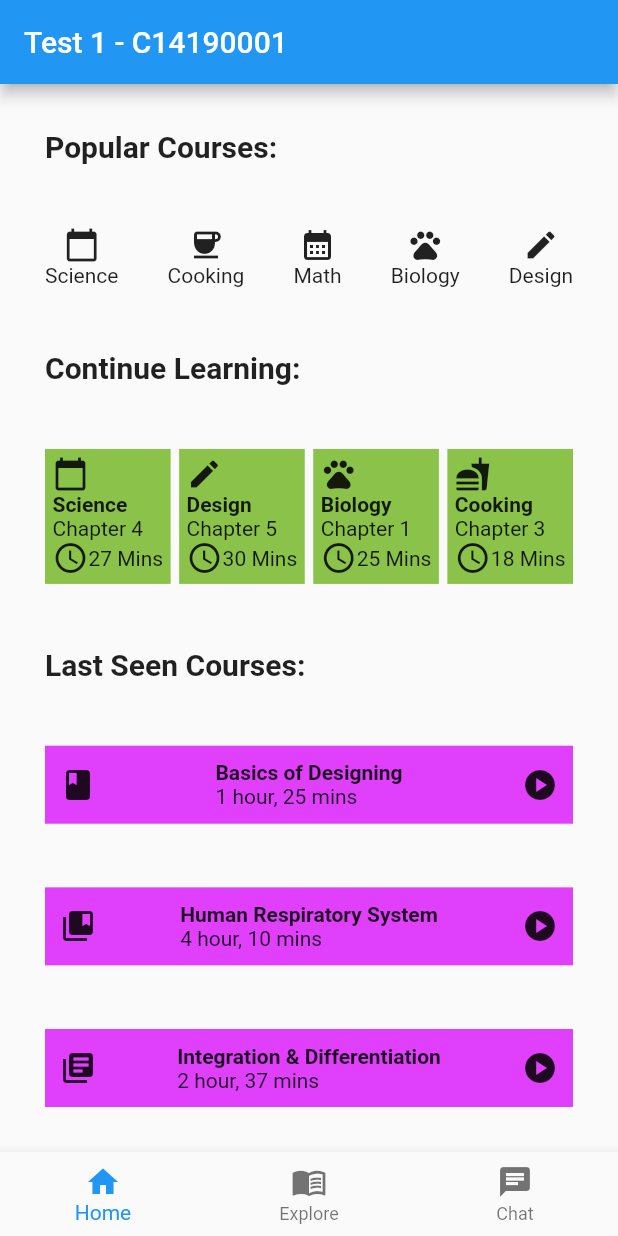
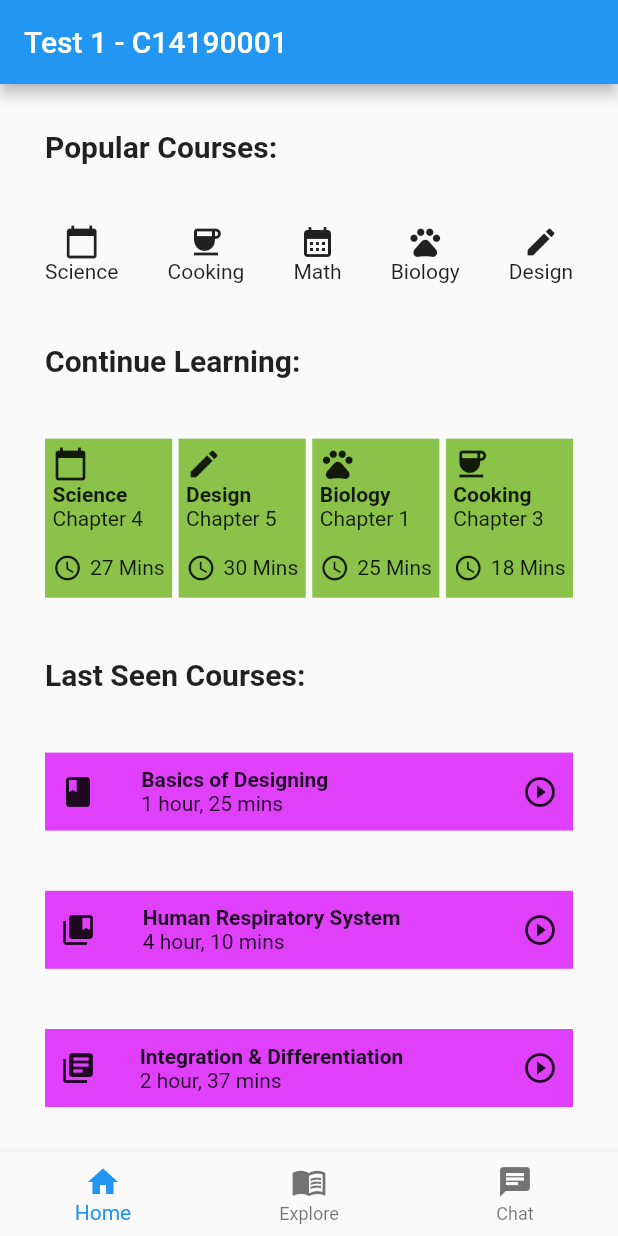
Before and after one commit to C14190001/ambw-uts, a Flutter app: the screen it shows after launch, on a phone screen of 412 x 824 dp. Run offline on Flutter 3.47's test engine with Material 2 defaults, Android fonts, the light colour scheme and no system bars.

Commit message:
Desain 3 (Padding + ganti beberapa ikon)

```diff
--- a/lib/main.dart
+++ b/lib/main.dart
@@ -19,18 +19,10 @@ class MyApp extends StatelessWidget {
           bottomNavigationBar: BottomNavigationBar(
             currentIndex: 0,
             items: const [
+              BottomNavigationBarItem(icon: Icon(Icons.home), label: "Home"),
               BottomNavigationBarItem(
-                icon: Icon(Icons.home),
-                label: "Home"
-              ),
-              BottomNavigationBarItem(
-                icon: Icon(Icons.menu_book),
-                label: "Explore"
-              ),
-              BottomNavigationBarItem(
-                icon: Icon(Icons.chat),
-                label: "Chat"
-              ),
+                  icon: Icon(Icons.menu_book), label: "Explore"),
+              BottomNavigationBarItem(icon: Icon(Icons.chat), label: "Chat"),
             ],
           ),
           body: Container(
@@ -104,8 +96,19 @@ class MyApp extends StatelessWidget {
                           const Text("Science",
                               style: TextStyle(fontWeight: FontWeight.bold)),
                           const Text("Chapter 4"),
-                          Row(
-                            children: const [Icon(Icons.access_time), Text("27 Mins")],
+                          Container(
+                            padding: const EdgeInsets.fromLTRB(0, 10, 0, 0),
+                            child: Row(
+                              children: [
+                                Container(
+                                  padding:
+                                      const EdgeInsets.fromLTRB(0, 5, 5, 5),
+                                  child:
+                                      const Icon(Icons.access_time, size: 20),
+                                ),
+                                const Text("27 Mins")
+                              ],
+                            ),
                           ),
                         ],
                       ),
@@ -120,9 +123,20 @@ class MyApp extends StatelessWidget {
                           const Text("Design",
                               style: TextStyle(fontWeight: FontWeight.bold)),
                           const Text("Chapter 5"),
-                          Row(
-                            children: const [Icon(Icons.access_time), Text("30 Mins")],
+                          Container(
+                            padding: const EdgeInsets.fromLTRB(0, 10, 0, 0),
+                            child: Row(
+                              children: [
+                                Container(
+                                  padding:
+                                      const EdgeInsets.fromLTRB(0, 5, 5, 5),
+                                  child:
+                                      const Icon(Icons.access_time, size: 20),
                                 ),
+                                const Text("30 Mins")
+                              ],
+                            ),
+                          )
                         ],
                       ),
                     ),
@@ -136,9 +150,20 @@ class MyApp extends StatelessWidget {
                           const Text("Biology",
                               style: TextStyle(fontWeight: FontWeight.bold)),
                           const Text("Chapter 1"),
-                          Row(
-                            children: const [Icon(Icons.access_time), Text("25 Mins")],
+                          Container(
+                            padding: const EdgeInsets.fromLTRB(0, 10, 0, 0),
+                            child: Row(
+                              children: [
+                                Container(
+                                  padding:
+                                      const EdgeInsets.fromLTRB(0, 5, 5, 5),
+                                  child:
+                                      const Icon(Icons.access_time, size: 20),
                                 ),
+                                const Text("25 Mins")
+                              ],
+                            ),
+                          )
                         ],
                       ),
                     ),
@@ -148,13 +173,24 @@ class MyApp extends StatelessWidget {
                       child: Column(
                         crossAxisAlignment: CrossAxisAlignment.start,
                         children: [
-                          const Icon(Icons.fastfood),
+                          const Icon(Icons.coffee),
                           const Text("Cooking",
                               style: TextStyle(fontWeight: FontWeight.bold)),
                           const Text("Chapter 3"),
-                          Row(
-                            children: const [Icon(Icons.access_time), Text("18 Mins")],
+                          Container(
+                            padding: const EdgeInsets.fromLTRB(0, 10, 0, 0),
+                            child: Row(
+                              children: [
+                                Container(
+                                  padding:
+                                      const EdgeInsets.fromLTRB(0, 5, 5, 5),
+                                  child:
+                                      const Icon(Icons.access_time, size: 20),
                                 ),
+                                const Text("18 Mins")
+                              ],
+                            ),
+                          )
                         ],
                       ),
                     )
@@ -176,7 +212,9 @@ class MyApp extends StatelessWidget {
                     mainAxisAlignment: MainAxisAlignment.spaceBetween,
                     children: [
                       const Icon(Icons.book),
-                      Column(
+                      Container(
+                        padding: const EdgeInsets.fromLTRB(0, 0, 99, 0),
+                        child: Column(
                           crossAxisAlignment: CrossAxisAlignment.start,
                           children: const [
                             Text("Basics of Designing",
@@ -184,7 +222,8 @@ class MyApp extends StatelessWidget {
                             Text("1 hour, 25 mins")
                           ],
                         ),
-                      const Icon(Icons.play_circle)
+                      ),
+                      const Icon(Icons.play_circle_outline)
                     ],
                   ),
                 ),
@@ -195,7 +234,9 @@ class MyApp extends StatelessWidget {
                     mainAxisAlignment: MainAxisAlignment.spaceBetween,
                     children: [
                       const Icon(Icons.collections_bookmark),
-                      Column(
+                      Container(
+                        padding: const EdgeInsets.fromLTRB(0, 0, 50, 0),
+                        child: Column(
                           crossAxisAlignment: CrossAxisAlignment.start,
                           children: const [
                             Text("Human Respiratory System",
@@ -203,7 +244,8 @@ class MyApp extends StatelessWidget {
                             Text("4 hour, 10 mins")
                           ],
                         ),
-                      const Icon(Icons.play_circle)
+                      ),
+                      const Icon(Icons.play_circle_outline)
                     ],
                   ),
                 ),
@@ -214,7 +256,9 @@ class MyApp extends StatelessWidget {
                     mainAxisAlignment: MainAxisAlignment.spaceBetween,
                     children: [
                       const Icon(Icons.library_books),
-                      Column(
+                      Container(
+                        padding: const EdgeInsets.fromLTRB(0, 0, 50, 0),
+                        child: Column(
                           crossAxisAlignment: CrossAxisAlignment.start,
                           children: const [
                             Text("Integration & Differentiation",
@@ -222,7 +266,8 @@ class MyApp extends StatelessWidget {
                             Text("2 hour, 37 mins")
                           ],
                         ),
-                      const Icon(Icons.play_circle)
+                      ),
+                      const Icon(Icons.play_circle_outline)
                     ],
                   ),
                 ),
```
Lines whose indentation alone changed are shown as unchanged.
